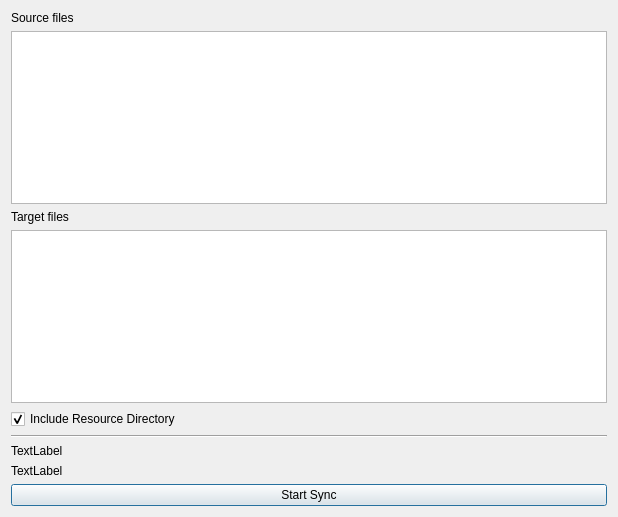
This is syncocdialog.ui in ic005k/OCAuxiliaryTools as Qt 5 draws it before an edit. The edited form follows.
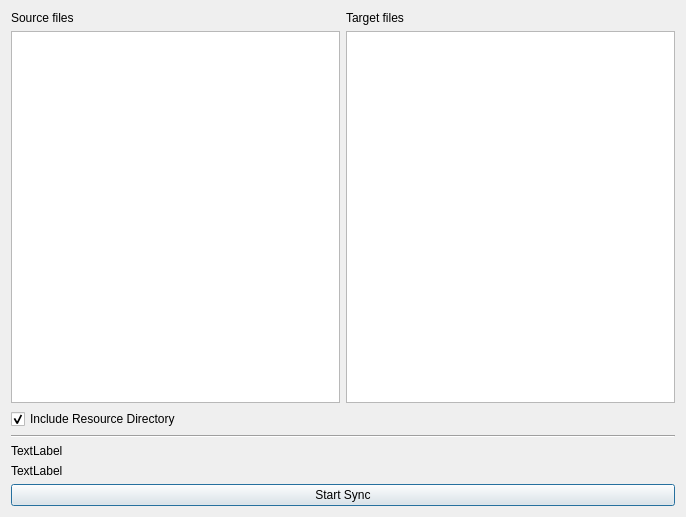
This is the edited form.

```diff
--- a/syncocdialog.ui
+++ b/syncocdialog.ui
@@ -6,7 +6,7 @@
    <rect>
     <x>0</x>
     <y>0</y>
-    <width>618</width>
+    <width>686</width>
     <height>517</height>
    </rect>
   </property>
@@ -21,28 +21,46 @@
      </property>
     </widget>
    </item>
-   <item row="1" column="0">
-    <widget class="QListWidget" name="listSource">
-     <property name="focusPolicy">
-      <enum>Qt::NoFocus</enum>
-     </property>
-    </widget>
-   </item>
-   <item row="2" column="0">
+   <item row="0" column="1">
     <widget class="QLabel" name="lblTarget">
      <property name="text">
       <string>Target files</string>
      </property>
     </widget>
    </item>
-   <item row="3" column="0">
+   <item row="1" column="0">
+    <widget class="QListWidget" name="listSource">
+     <property name="maximumSize">
+      <size>
+       <width>16777215</width>
+       <height>16777215</height>
+      </size>
+     </property>
+     <property name="focusPolicy">
+      <enum>Qt::NoFocus</enum>
+     </property>
+    </widget>
+   </item>
+   <item row="1" column="1">
     <widget class="QListWidget" name="listTarget">
+     <property name="minimumSize">
+      <size>
+       <width>0</width>
+       <height>0</height>
+      </size>
+     </property>
+     <property name="maximumSize">
+      <size>
+       <width>16777215</width>
+       <height>16777215</height>
+      </size>
+     </property>
      <property name="focusPolicy">
       <enum>Qt::NoFocus</enum>
      </property>
     </widget>
    </item>
-   <item row="4" column="0">
+   <item row="2" column="0">
     <widget class="QCheckBox" name="chkIncludeResource">
      <property name="text">
       <string>Include Resource Directory</string>
@@ -52,28 +70,28 @@
      </property>
     </widget>
    </item>
-   <item row="5" column="0">
+   <item row="3" column="0" colspan="2">
     <widget class="Line" name="line">
      <property name="orientation">
       <enum>Qt::Horizontal</enum>
      </property>
     </widget>
    </item>
-   <item row="6" column="0">
+   <item row="4" column="0">
     <widget class="QLabel" name="lblSourceLastModi">
      <property name="text">
       <string>TextLabel</string>
      </property>
     </widget>
    </item>
-   <item row="7" column="0">
+   <item row="5" column="0">
     <widget class="QLabel" name="lblTargetLastModi">
      <property name="text">
       <string>TextLabel</string>
      </property>
     </widget>
    </item>
-   <item row="8" column="0">
+   <item row="6" column="0" colspan="2">
     <widget class="QPushButton" name="btnStartSync">
      <property name="text">
       <string>Start Sync</string>
```
